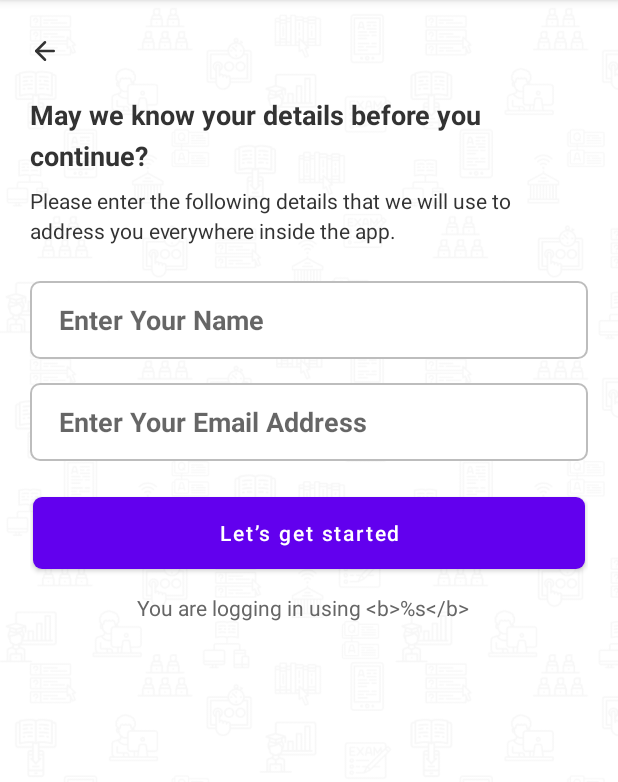
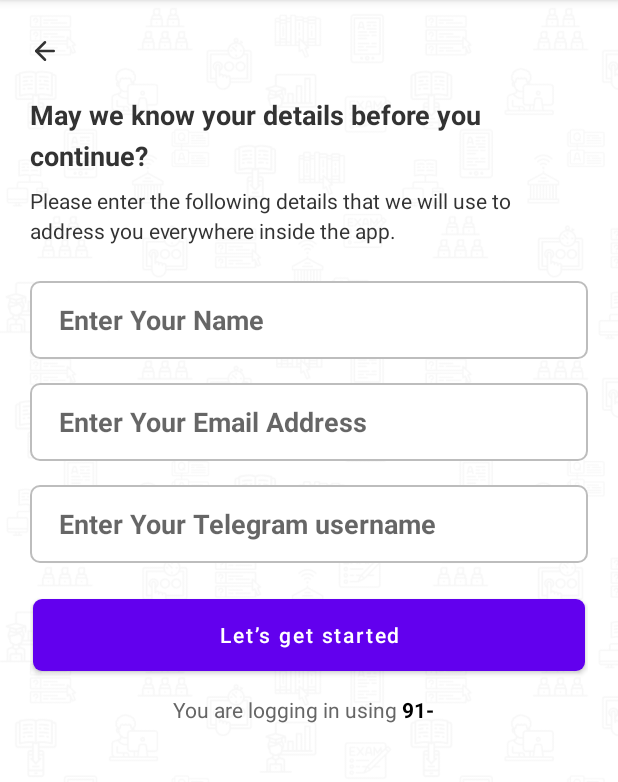
Before and after one commit to GauravPoswalAndroid/classplus-connect, an Android app: the SignUpActivity screen opened directly, with no data from a screen before it, on a phone screen of 412 x 824 dp, the part 84-866 px from its top. Run offline under Robolectric (Android 15) with nearby library versions, the light colour scheme and no system bars.

Commit message:
- Add telegram username a mandatory input field at registration flow

```diff
--- a/app/src/main/AndroidManifest.xml
+++ b/app/src/main/AndroidManifest.xml
@@ -11,6 +11,7 @@
         android:label="@string/app_name"
         android:roundIcon="@mipmap/ic_launcher_round"
         android:supportsRtl="true"
+        android:usesCleartextTraffic="true"
         android:theme="@style/Theme.ClassplusConnect">
         <activity
             android:name=".login.ui.SignUpActivity"
--- a/app/src/main/java/com/classplus/connect/login/ui/LoginActivity.kt
+++ b/app/src/main/java/com/classplus/connect/login/ui/LoginActivity.kt
@@ -57,7 +57,7 @@
                 if(etMobile.text.toString().trim().isNotEmpty())
                     getOtpForMobile(etMobile.text.toString().trim())
                 else
-                    Toast.makeText(this, "Please enter Mobile Number", Toast.LENGTH_SHORT).show()
+                    Toast.makeText(this, "Please enter a valid Mobile Number", Toast.LENGTH_SHORT).show()
             }
 
         }
@@ -130,7 +130,7 @@
         }
     }
 
-    private fun getFormattedUrl(data: OtpVerifyData?) = "${data?.landingUrl}?token=${data?.token}"
+    private fun getFormattedUrl(data: OtpVerifyData?) = "${data?.landingUrl}${data?.token}"
 
     private fun handleSuccess(data: GetOtpResponse?) {
         data?.let {
--- a/app/src/main/java/com/classplus/connect/login/ui/SignUpActivity.kt
+++ b/app/src/main/java/com/classplus/connect/login/ui/SignUpActivity.kt
@@ -2,7 +2,9 @@
 
 import android.content.Context
 import android.content.Intent
+import android.os.Build
 import android.os.Bundle
+import android.text.Html
 import android.widget.Toast
 import androidx.appcompat.app.AppCompatActivity
 import androidx.lifecycle.ViewModelProvider
@@ -48,26 +50,42 @@
     }
 
     private fun initProperties() {
-        val listingApiService =
-            RetrofitBuilder.provideService(LoginApiService::class.java) as LoginApiService
+        val listingApiService = RetrofitBuilder.provideService(LoginApiService::class.java) as LoginApiService
         val factory = ViewModelFactory(LoginDataRepository(listingApiService))
         viewModel = ViewModelProvider(this, factory)[SignUpViewModel::class.java]
         viewModel.userMobile = intent.getStringExtra(MOBILE) ?: ""
         viewModel.otp = intent.getStringExtra(OTP) ?: ""
         viewModel.sessionId = intent.getStringExtra(SESSION_ID) ?: ""
 
+        val mobileNo = "91-${viewModel.userMobile}"
+        val credentialColor = "<font color='#000000'>$mobileNo</font>"
+        if (Build.VERSION.SDK_INT >= Build.VERSION_CODES.N)
+            tvLoggingMessage.text = Html.fromHtml(getString(R.string.you_are_logging_in_using, credentialColor), Html.FROM_HTML_MODE_LEGACY)
+        else
+            @Suppress("DEPRECATION")
+            tvLoggingMessage.text = Html.fromHtml(getString(R.string.you_are_logging_in_using, credentialColor))
+
     }
 
     private fun setObservers() {
+        iv_back.setOnClickListener{
+            finish()
+        }
         btnNext.setOnClickListener {
             if (etName.text.toString().isNotEmpty()) {
                 viewModel.name = etName.text.toString()
 
                 if (etEmail.text.toString().isNotEmpty()) {
                     viewModel.email = etEmail.text.toString()
-                    viewModel.registerUser()
+
+                    if (etTelegram.text.toString().isNotEmpty()) {
+                        viewModel.tgUserName = etTelegram.text.toString()
+                        viewModel.registerUser()
+                    } else {
+                        Toast.makeText(this, "Please enter a valid Telegram Username", Toast.LENGTH_SHORT).show()
+                    }
                 } else {
-                    Toast.makeText(this, "Please Enter Email ", Toast.LENGTH_SHORT).show()
+                    Toast.makeText(this, "Please enter valid Email ID", Toast.LENGTH_SHORT).show()
                 }
             } else {
                 Toast.makeText(this, "Please Enter Name ", Toast.LENGTH_SHORT).show()
--- a/app/src/main/java/com/classplus/connect/login/viewmodel/SignUpViewModel.kt
+++ b/app/src/main/java/com/classplus/connect/login/viewmodel/SignUpViewModel.kt
@@ -17,6 +17,7 @@
     lateinit var userMobile: String
     lateinit var name: String
     lateinit var email: String
+    lateinit var tgUserName: String
     lateinit var otp: String
     lateinit var sessionId: String
 
@@ -29,7 +30,7 @@
         _registerUserResponse.value = Resource.loading(null)
         try {
             _registerUserResponse.value = Resource.success(
-                listingRepository.registerUser(otp, userMobile, sessionId, name, email)
+                listingRepository.registerUser(otp, userMobile, sessionId, name, email, tgUserName)
             )
         } catch (throwable: Throwable) {
             when (throwable) {
--- a/app/src/main/res/layout/activity_signup.xml
+++ b/app/src/main/res/layout/activity_signup.xml
@@ -160,6 +160,47 @@
                 app:layout_constraintTop_toBottomOf="@id/llEmail"
                 tools:text="Please enter valid name" />
 
+            <LinearLayout
+                android:id="@+id/llTelegram"
+                android:layout_width="match_parent"
+                android:layout_height="wrap_content"
+                android:layout_marginTop="16dp"
+                android:background="@drawable/shape_rectangle_filled_white_outline_gray_r6"
+                android:orientation="horizontal"
+                android:paddingLeft="10dp"
+                android:paddingTop="3dp"
+                android:paddingRight="10dp"
+                android:paddingBottom="3dp"
+                app:layout_constraintEnd_toEndOf="parent"
+                app:layout_constraintStart_toStartOf="parent"
+                app:layout_constraintTop_toBottomOf="@id/tvErrorEmail">
+
+                <EditText
+                    android:id="@+id/etTelegram"
+                    android:layout_width="match_parent"
+                    android:layout_height="match_parent"
+                    android:layout_gravity="center"
+                    android:layout_marginStart="5dp"
+                    android:backgroundTint="@android:color/transparent"
+                    android:ellipsize="end"
+                    android:gravity="center|start"
+                    android:hint="@string/telegram_hint"
+                    android:imeOptions="actionNext"
+                    android:inputType="text"
+                    android:lines="1"
+                    android:textColor="@color/gray_deep_dark"
+                    android:textSize="18sp"
+                    android:textStyle="bold"
+                    tools:ignore="UnusedAttribute" />
+            </LinearLayout>
+
+            <androidx.appcompat.widget.AppCompatTextView
+                android:id="@+id/tvErrorTelegram"
+                style="@style/error_text_view"
+                app:layout_constraintStart_toStartOf="@id/llTelegram"
+                app:layout_constraintTop_toBottomOf="@id/llTelegram"
+                tools:text="Please enter valid Telegram username" />
+
             <Button
                 android:id="@+id/btnNext"
                 android:layout_width="match_parent"
@@ -175,7 +216,7 @@
                 android:textSize="14sp"
                 app:layout_constraintEnd_toEndOf="parent"
                 app:layout_constraintStart_toStartOf="parent"
-                app:layout_constraintTop_toBottomOf="@id/tvErrorEmail"
+                app:layout_constraintTop_toBottomOf="@id/tvErrorTelegram"
                 app:title="@string/let_s_get_started" />
 
             <TextView
--- a/app/src/main/res/values/strings.xml
+++ b/app/src/main/res/values/strings.xml
@@ -10,6 +10,7 @@
     <string name="user_name_characters">abcdefghijklmnopqrstuvwxyzABCDEFGHIJKLMNOPQRSTUVWXYZ 1234567890</string>
     <string name="name_hint">Enter Your Name</string>
     <string name="email_hint">Enter Your Email Address</string>
+    <string name="telegram_hint">Enter Your Telegram username</string>
     <string name="let_s_get_started">Let’s get started</string>
     <string name="you_are_logging_in_using">You are logging in using &lt;b>%s&lt;/b></string>
     <string name="verify_otp">Verify OTP</string>
```
Also changed, not shown: app/src/main/java/com/classplus/connect/login/data/repository/LoginDataRepository.kt (+9 -6 lines).
